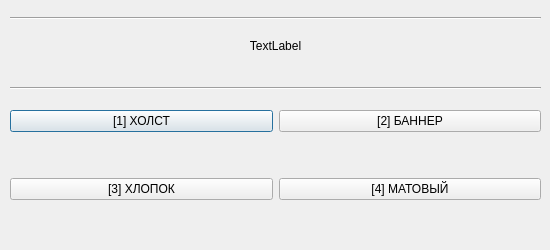
This is cropper/ui/save.ui in andrey-david/Sendy as Qt 5 draws it before an edit. The edited form follows.
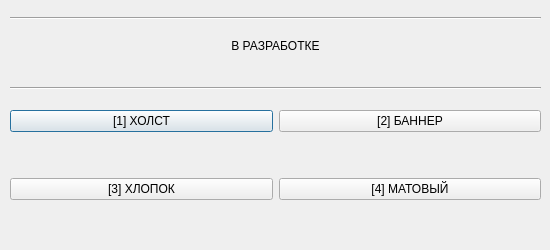
This is the edited form.

Patch:
```diff
--- a/cropper/ui/save.ui
+++ b/cropper/ui/save.ui
@@ -107,7 +107,7 @@
     </rect>
    </property>
    <property name="text">
-    <string>TextLabel</string>
+    <string>В РАЗРАБОТКЕ</string>
    </property>
    <property name="alignment">
     <set>Qt::AlignCenter</set>
```
